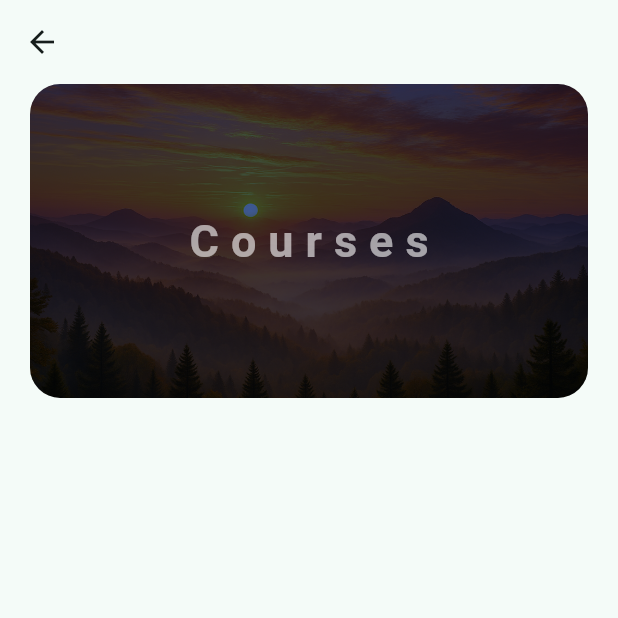
After one commit to gitnassima20/study-buddy, a Flutter app: the WidgetTree screen opened directly, after a tap on "Flutty", on a phone screen of 412 x 824 dp, the top half of it. The commit adds this screen. Run offline on Flutter 3.47's test engine with Material 3 defaults, Android fonts, the phone set to English and light mode, and no system bars; our stand-ins replace flutter_dotenv, lottie, shared_preferences, supabase_flutter; accounts and stored records are empty; network calls fail.

Commit message:
feat: new buddies view

```diff
--- /dev/null
+++ b/lib/views/pages/buddies_page.dart
@@ -0,0 +1,48 @@
+import 'dart:convert' as convert;
+
+import 'package:flutter/material.dart';
+import 'package:flutter_app/widgets/hero_widget.dart';
+import 'package:http/http.dart' as http;
+
+class BuddiesPage extends StatefulWidget {
+  const BuddiesPage({super.key});
+
+  @override
+  State<BuddiesPage> createState() => _BuddiesPageState();
+}
+
+class _BuddiesPageState extends State<BuddiesPage> {
+  @override
+  void initState() {
+    // TODO: implement initState
+    getData();
+    super.initState();
+  }
+
+  void getData() async {
+    var url = Uri.https('bored-api.appbrewery.com', '/random');
+
+    var response = await http.get(url);
+    if (response.statusCode == 200) {
+      var jsonResponse =
+          convert.jsonDecode(response.body) as Map<String, dynamic>;
+      var itemCount = jsonResponse['activity'];
+      print(itemCount);
+    } else {
+      print('Request failed with status: ${response.statusCode}.');
+    }
+  }
+
+  @override
+  Widget build(BuildContext context) {
+    return Scaffold(
+      appBar: AppBar(),
+      body: Padding(
+        padding: EdgeInsets.symmetric(horizontal: 20.0),
+        child: SingleChildScrollView(
+          child: Column(children: [HeroWidget(title: 'Courses')]),
+        ),
+      ),
+    );
+  }
+}
--- a/lib/views/pages/home_page.dart
+++ b/lib/views/pages/home_page.dart
@@ -1,6 +1,6 @@
 import 'package:flutter/material.dart';
 import 'package:flutter_app/data/constants.dart';
-import 'package:flutter_app/views/pages/course_page.dart';
+import 'package:flutter_app/views/pages/buddies_page.dart';
 import 'package:flutter_app/widgets/container_widget.dart';
 import 'package:flutter_app/widgets/hero_widget.dart';
 
@@ -21,7 +21,7 @@ class HomePage extends StatelessWidget {
         child: Column(
           children: [
             SizedBox(height: 10.0),
-            HeroWidget(title: 'Flutty', nextPage: CoursePage()),
+            HeroWidget(title: 'Flutty', nextPage: BuddiesPage()),
             SizedBox(height: 5.0),
             ...List.generate(list.length, (index) {
               return ContainerWidget(
```
